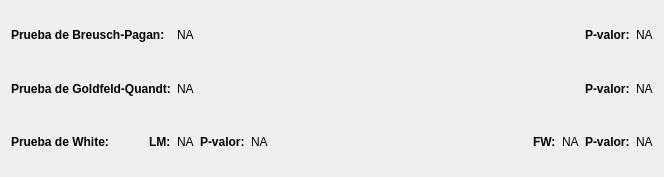
Qt form view/ui/widget_test_homecedasticidad_residual.ui (vasha54/apm) before a commit.
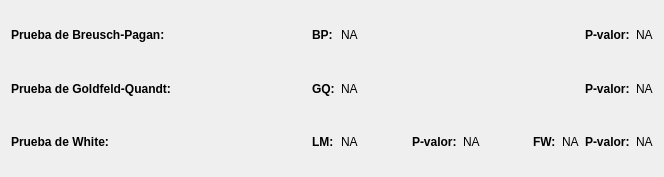
The same form after that commit.

The edit to the form file:
```diff
--- a/view/ui/widget_test_homecedasticidad_residual.ui
+++ b/view/ui/widget_test_homecedasticidad_residual.ui
@@ -14,148 +14,33 @@
    <string>Form</string>
   </property>
   <layout class="QGridLayout" name="gridLayout">
-   <item row="0" column="0" colspan="3">
-    <widget class="QLabel" name="labelBREUSH_PAGAN">
-     <property name="sizePolicy">
-      <sizepolicy hsizetype="Maximum" vsizetype="Preferred">
-       <horstretch>0</horstretch>
-       <verstretch>0</verstretch>
-      </sizepolicy>
-     </property>
-     <property name="font">
-      <font>
-       <weight>75</weight>
-       <bold>true</bold>
-      </font>
-     </property>
-     <property name="text">
-      <string>Prueba de Breusch-Pagan:</string>
-     </property>
-    </widget>
-   </item>
-   <item row="0" column="3">
-    <widget class="QLabel" name="lOBREUSH_PAGAN">
-     <property name="sizePolicy">
-      <sizepolicy hsizetype="Minimum" vsizetype="Preferred">
-       <horstretch>0</horstretch>
-       <verstretch>0</verstretch>
-      </sizepolicy>
-     </property>
-     <property name="text">
-      <string>NA</string>
-     </property>
-    </widget>
-   </item>
-   <item row="0" column="4" colspan="5">
-    <spacer name="horizontalSpacer">
+   <item row="2" column="9">
+    <spacer name="horizontalSpacer_3">
      <property name="orientation">
       <enum>Qt::Horizontal</enum>
      </property>
      <property name="sizeHint" stdset="0">
       <size>
-       <width>404</width>
-       <height>20</height>
+       <width>35</width>
+       <height>17</height>
       </size>
      </property>
     </spacer>
    </item>
-   <item row="0" column="9">
-    <widget class="QLabel" name="labelBREUSH_PAGAN_PVALUE">
-     <property name="sizePolicy">
-      <sizepolicy hsizetype="Maximum" vsizetype="Preferred">
-       <horstretch>0</horstretch>
-       <verstretch>0</verstretch>
-      </sizepolicy>
-     </property>
-     <property name="font">
-      <font>
-       <weight>75</weight>
-       <bold>true</bold>
-      </font>
-     </property>
-     <property name="text">
-      <string>P-valor:</string>
-     </property>
-    </widget>
-   </item>
-   <item row="0" column="10">
-    <widget class="QLabel" name="lOBREUSH_PAGAN_PVALUE">
-     <property name="sizePolicy">
-      <sizepolicy hsizetype="Minimum" vsizetype="Preferred">
-       <horstretch>0</horstretch>
-       <verstretch>0</verstretch>
-      </sizepolicy>
-     </property>
-     <property name="text">
-      <string>NA</string>
-     </property>
-    </widget>
-   </item>
-   <item row="1" column="0" colspan="3">
-    <widget class="QLabel" name="labelGOLDFELD_QUANDT">
-     <property name="sizePolicy">
-      <sizepolicy hsizetype="Maximum" vsizetype="Preferred">
-       <horstretch>0</horstretch>
-       <verstretch>0</verstretch>
-      </sizepolicy>
-     </property>
-     <property name="font">
-      <font>
-       <weight>75</weight>
-       <bold>true</bold>
-      </font>
-     </property>
-     <property name="text">
-      <string>Prueba de Goldfeld-Quandt:</string>
-     </property>
-    </widget>
-   </item>
    <item row="1" column="3">
-    <widget class="QLabel" name="lOGOLDFELD_QUANDT">
-     <property name="sizePolicy">
-      <sizepolicy hsizetype="Minimum" vsizetype="Preferred">
-       <horstretch>0</horstretch>
-       <verstretch>0</verstretch>
-      </sizepolicy>
-     </property>
-     <property name="text">
-      <string>NA</string>
-     </property>
-    </widget>
-   </item>
-   <item row="1" column="4" colspan="5">
-    <spacer name="horizontalSpacer_2">
+    <spacer name="horizontalSpacer_5">
      <property name="orientation">
       <enum>Qt::Horizontal</enum>
      </property>
      <property name="sizeHint" stdset="0">
       <size>
-       <width>316</width>
+       <width>63</width>
        <height>20</height>
       </size>
      </property>
     </spacer>
    </item>
-   <item row="1" column="9">
-    <widget class="QLabel" name="labelGOLDFELD_QUANDT_PVALUE">
-     <property name="sizePolicy">
-      <sizepolicy hsizetype="Maximum" vsizetype="Preferred">
-       <horstretch>0</horstretch>
-       <verstretch>0</verstretch>
-      </sizepolicy>
-     </property>
-     <property name="font">
-      <font>
-       <weight>75</weight>
-       <bold>true</bold>
-      </font>
-     </property>
-     <property name="text">
-      <string>P-valor:</string>
-     </property>
-    </widget>
-   </item>
-   <item row="1" column="10">
+   <item row="1" column="13">
     <widget class="QLabel" name="lOGOLDFELD_QUANDT_PVALUE">
      <property name="sizePolicy">
       <sizepolicy hsizetype="Minimum" vsizetype="Preferred">
@@ -168,6 +53,109 @@
      </property>
     </widget>
    </item>
+   <item row="2" column="8">
+    <widget class="QLabel" name="lOWHITE_LM_PVALUE">
+     <property name="sizePolicy">
+      <sizepolicy hsizetype="Preferred" vsizetype="Preferred">
+       <horstretch>0</horstretch>
+       <verstretch>0</verstretch>
+      </sizepolicy>
+     </property>
+     <property name="text">
+      <string>NA</string>
+     </property>
+    </widget>
+   </item>
+   <item row="0" column="12">
+    <widget class="QLabel" name="labelBREUSH_PAGAN_PVALUE">
+     <property name="sizePolicy">
+      <sizepolicy hsizetype="Maximum" vsizetype="Preferred">
+       <horstretch>0</horstretch>
+       <verstretch>0</verstretch>
+      </sizepolicy>
+     </property>
+     <property name="font">
+      <font>
+       <weight>75</weight>
+       <bold>true</bold>
+      </font>
+     </property>
+     <property name="text">
+      <string>P-valor:</string>
+     </property>
+    </widget>
+   </item>
+   <item row="0" column="6" colspan="6">
+    <spacer name="horizontalSpacer">
+     <property name="orientation">
+      <enum>Qt::Horizontal</enum>
+     </property>
+     <property name="sizeHint" stdset="0">
+      <size>
+       <width>213</width>
+       <height>46</height>
+      </size>
+     </property>
+    </spacer>
+   </item>
+   <item row="1" column="5">
+    <widget class="QLabel" name="lOGOLDFELD_QUANDT">
+     <property name="sizePolicy">
+      <sizepolicy hsizetype="Minimum" vsizetype="Preferred">
+       <horstretch>0</horstretch>
+       <verstretch>0</verstretch>
+      </sizepolicy>
+     </property>
+     <property name="text">
+      <string>NA</string>
+     </property>
+    </widget>
+   </item>
+   <item row="2" column="1" colspan="3">
+    <spacer name="horizontalSpacer_4">
+     <property name="orientation">
+      <enum>Qt::Horizontal</enum>
+     </property>
+     <property name="sizeHint" stdset="0">
+      <size>
+       <width>141</width>
+       <height>17</height>
+      </size>
+     </property>
+    </spacer>
+   </item>
+   <item row="1" column="4">
+    <widget class="QLabel" name="labelGOLDFELD_QUANDT_2">
+     <property name="sizePolicy">
+      <sizepolicy hsizetype="Maximum" vsizetype="Preferred">
+       <horstretch>0</horstretch>
+       <verstretch>0</verstretch>
+      </sizepolicy>
+     </property>
+     <property name="font">
+      <font>
+       <weight>75</weight>
+       <bold>true</bold>
+      </font>
+     </property>
+     <property name="text">
+      <string>GQ:</string>
+     </property>
+    </widget>
+   </item>
+   <item row="2" column="6">
+    <spacer name="horizontalSpacer_7">
+     <property name="orientation">
+      <enum>Qt::Horizontal</enum>
+     </property>
+     <property name="sizeHint" stdset="0">
+      <size>
+       <width>22</width>
+       <height>17</height>
+      </size>
+     </property>
+    </spacer>
+   </item>
    <item row="2" column="0">
     <widget class="QLabel" name="labelWHITE">
      <property name="sizePolicy">
@@ -187,20 +175,26 @@
      </property>
     </widget>
    </item>
-   <item row="2" column="1">
-    <spacer name="horizontalSpacer_4">
-     <property name="orientation">
-      <enum>Qt::Horizontal</enum>
+   <item row="1" column="12">
+    <widget class="QLabel" name="labelGOLDFELD_QUANDT_PVALUE">
+     <property name="sizePolicy">
+      <sizepolicy hsizetype="Maximum" vsizetype="Preferred">
+       <horstretch>0</horstretch>
+       <verstretch>0</verstretch>
+      </sizepolicy>
      </property>
-     <property name="sizeHint" stdset="0">
-      <size>
-       <width>36</width>
-       <height>20</height>
-      </size>
+     <property name="font">
+      <font>
+       <weight>75</weight>
+       <bold>true</bold>
+      </font>
      </property>
-    </spacer>
+     <property name="text">
+      <string>P-valor:</string>
+     </property>
+    </widget>
    </item>
-   <item row="2" column="2">
+   <item row="2" column="4">
     <widget class="QLabel" name="labelWHITE_LM">
      <property name="sizePolicy">
       <sizepolicy hsizetype="Maximum" vsizetype="Preferred">
@@ -219,65 +213,7 @@
      </property>
     </widget>
    </item>
-   <item row="2" column="3">
-    <widget class="QLabel" name="lOWHITE_LM">
-     <property name="sizePolicy">
-      <sizepolicy hsizetype="Minimum" vsizetype="Preferred">
-       <horstretch>0</horstretch>
-       <verstretch>0</verstretch>
-      </sizepolicy>
-     </property>
-     <property name="text">
-      <string>NA</string>
-     </property>
-    </widget>
-   </item>
-   <item row="2" column="4">
-    <widget class="QLabel" name="labelWHITE_LM_PVALUE">
-     <property name="sizePolicy">
-      <sizepolicy hsizetype="Maximum" vsizetype="Preferred">
-       <horstretch>0</horstretch>
-       <verstretch>0</verstretch>
-      </sizepolicy>
-     </property>
-     <property name="font">
-      <font>
-       <weight>75</weight>
-       <bold>true</bold>
-      </font>
-     </property>
-     <property name="text">
-      <string>P-valor:</string>
-     </property>
-    </widget>
-   </item>
-   <item row="2" column="5">
-    <widget class="QLabel" name="lOWHITE_LM_PVALUE">
-     <property name="sizePolicy">
-      <sizepolicy hsizetype="Minimum" vsizetype="Preferred">
-       <horstretch>0</horstretch>
-       <verstretch>0</verstretch>
-      </sizepolicy>
-     </property>
-     <property name="text">
-      <string>NA</string>
-     </property>
-    </widget>
-   </item>
-   <item row="2" column="6">
-    <spacer name="horizontalSpacer_3">
-     <property name="orientation">
-      <enum>Qt::Horizontal</enum>
-     </property>
-     <property name="sizeHint" stdset="0">
-      <size>
-       <width>171</width>
-       <height>20</height>
-      </size>
-     </property>
-    </spacer>
-   </item>
-   <item row="2" column="7">
+   <item row="2" column="10">
     <widget class="QLabel" name="labelWHITE_FW">
      <property name="sizePolicy">
       <sizepolicy hsizetype="Maximum" vsizetype="Preferred">
@@ -296,20 +232,7 @@
      </property>
     </widget>
    </item>
-   <item row="2" column="8">
-    <widget class="QLabel" name="lOWHITE_FW">
-     <property name="sizePolicy">
-      <sizepolicy hsizetype="Minimum" vsizetype="Preferred">
-       <horstretch>0</horstretch>
-       <verstretch>0</verstretch>
-      </sizepolicy>
-     </property>
-     <property name="text">
-      <string>NA</string>
-     </property>
-    </widget>
-   </item>
-   <item row="2" column="9">
+   <item row="2" column="12">
     <widget class="QLabel" name="labelWHITE_FW_PVALUE">
      <property name="sizePolicy">
       <sizepolicy hsizetype="Maximum" vsizetype="Preferred">
@@ -328,7 +251,58 @@
      </property>
     </widget>
    </item>
-   <item row="2" column="10">
+   <item row="0" column="4">
+    <widget class="QLabel" name="labelGOLDFELD_QUANDT_3">
+     <property name="sizePolicy">
+      <sizepolicy hsizetype="Maximum" vsizetype="Preferred">
+       <horstretch>0</horstretch>
+       <verstretch>0</verstretch>
+      </sizepolicy>
+     </property>
+     <property name="font">
+      <font>
+       <weight>75</weight>
+       <bold>true</bold>
+      </font>
+     </property>
+     <property name="text">
+      <string>BP:</string>
+     </property>
+    </widget>
+   </item>
+   <item row="0" column="5">
+    <widget class="QLabel" name="lOBREUSH_PAGAN">
+     <property name="sizePolicy">
+      <sizepolicy hsizetype="Minimum" vsizetype="Preferred">
+       <horstretch>0</horstretch>
+       <verstretch>0</verstretch>
+      </sizepolicy>
+     </property>
+     <property name="text">
+      <string>NA</string>
+     </property>
+    </widget>
+   </item>
+   <item row="2" column="7">
+    <widget class="QLabel" name="labelWHITE_LM_PVALUE">
+     <property name="sizePolicy">
+      <sizepolicy hsizetype="Maximum" vsizetype="Preferred">
+       <horstretch>0</horstretch>
+       <verstretch>0</verstretch>
+      </sizepolicy>
+     </property>
+     <property name="font">
+      <font>
+       <weight>75</weight>
+       <bold>true</bold>
+      </font>
+     </property>
+     <property name="text">
+      <string>P-valor:</string>
+     </property>
+    </widget>
+   </item>
+   <item row="2" column="13">
     <widget class="QLabel" name="lOWHITE_FW_PVALUE">
      <property name="sizePolicy">
       <sizepolicy hsizetype="Minimum" vsizetype="Preferred">
@@ -341,6 +315,109 @@
      </property>
     </widget>
    </item>
+   <item row="0" column="0" colspan="2">
+    <widget class="QLabel" name="labelBREUSH_PAGAN">
+     <property name="sizePolicy">
+      <sizepolicy hsizetype="Maximum" vsizetype="Preferred">
+       <horstretch>0</horstretch>
+       <verstretch>0</verstretch>
+      </sizepolicy>
+     </property>
+     <property name="font">
+      <font>
+       <weight>75</weight>
+       <bold>true</bold>
+      </font>
+     </property>
+     <property name="text">
+      <string>Prueba de Breusch-Pagan:</string>
+     </property>
+    </widget>
+   </item>
+   <item row="0" column="2" colspan="2">
+    <spacer name="horizontalSpacer_6">
+     <property name="orientation">
+      <enum>Qt::Horizontal</enum>
+     </property>
+     <property name="sizeHint" stdset="0">
+      <size>
+       <width>74</width>
+       <height>20</height>
+      </size>
+     </property>
+    </spacer>
+   </item>
+   <item row="2" column="5">
+    <widget class="QLabel" name="lOWHITE_LM">
+     <property name="sizePolicy">
+      <sizepolicy hsizetype="Minimum" vsizetype="Preferred">
+       <horstretch>0</horstretch>
+       <verstretch>0</verstretch>
+      </sizepolicy>
+     </property>
+     <property name="text">
+      <string>NA</string>
+     </property>
+    </widget>
+   </item>
+   <item row="0" column="13">
+    <widget class="QLabel" name="lOBREUSH_PAGAN_PVALUE">
+     <property name="sizePolicy">
+      <sizepolicy hsizetype="Minimum" vsizetype="Preferred">
+       <horstretch>0</horstretch>
+       <verstretch>0</verstretch>
+      </sizepolicy>
+     </property>
+     <property name="text">
+      <string>NA</string>
+     </property>
+    </widget>
+   </item>
+   <item row="1" column="6" colspan="6">
+    <spacer name="horizontalSpacer_2">
+     <property name="orientation">
+      <enum>Qt::Horizontal</enum>
+     </property>
+     <property name="sizeHint" stdset="0">
+      <size>
+       <width>213</width>
+       <height>17</height>
+      </size>
+     </property>
+    </spacer>
+   </item>
+   <item row="1" column="0" colspan="3">
+    <widget class="QLabel" name="labelGOLDFELD_QUANDT">
+     <property name="sizePolicy">
+      <sizepolicy hsizetype="Maximum" vsizetype="Preferred">
+       <horstretch>0</horstretch>
+       <verstretch>0</verstretch>
+      </sizepolicy>
+     </property>
+     <property name="font">
+      <font>
+       <weight>75</weight>
+       <bold>true</bold>
+      </font>
+     </property>
+     <property name="text">
+      <string>Prueba de Goldfeld-Quandt:</string>
+     </property>
+    </widget>
+   </item>
+   <item row="2" column="11">
+    <widget class="QLabel" name="lOWHITE_FW">
+     <property name="sizePolicy">
+      <sizepolicy hsizetype="Minimum" vsizetype="Preferred">
+       <horstretch>0</horstretch>
+       <verstretch>0</verstretch>
+      </sizepolicy>
+     </property>
+     <property name="text">
+      <string>NA</string>
+     </property>
+    </widget>
+   </item>
   </layout>
  </widget>
  <resources/>
```
